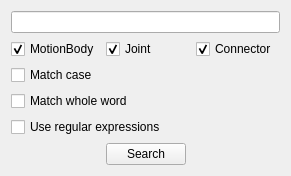
This is ui/SearchWindow.ui in thiess-cristian/TopologyMap as Qt 5 draws it before an edit. The edited form follows.
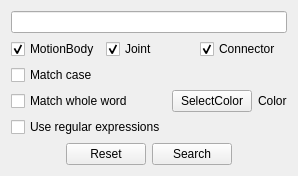
This is the edited form.

Commit message: added a reset button and a chagen highlight color for searches

The edit to the form file:
```diff
--- a/ui/SearchWindow.ui
+++ b/ui/SearchWindow.ui
@@ -14,27 +14,37 @@
    <string>Form</string>
   </property>
   <layout class="QGridLayout" name="gridLayout">
-   <item row="2" column="1">
+   <item row="0" column="0" colspan="4">
+    <widget class="QLineEdit" name="lineEdit"/>
+   </item>
+   <item row="4" column="1">
+    <widget class="QPushButton" name="pushButtonReset">
+     <property name="text">
+      <string>Reset</string>
+     </property>
+    </widget>
+   </item>
+   <item row="4" column="0">
+    <spacer name="horizontalSpacer">
+     <property name="orientation">
+      <enum>Qt::Horizontal</enum>
+     </property>
+     <property name="sizeHint" stdset="0">
+      <size>
+       <width>40</width>
+       <height>20</height>
+      </size>
+     </property>
+    </spacer>
+   </item>
+   <item row="4" column="2">
     <widget class="QPushButton" name="pushButtonSearch">
      <property name="text">
       <string>Search</string>
      </property>
     </widget>
    </item>
-   <item row="2" column="0">
-    <spacer name="horizontalSpacer">
-     <property name="orientation">
-      <enum>Qt::Horizontal</enum>
-     </property>
-     <property name="sizeHint" stdset="0">
-      <size>
-       <width>40</width>
-       <height>20</height>
-      </size>
-     </property>
-    </spacer>
-   </item>
-   <item row="2" column="2">
+   <item row="4" column="3">
     <spacer name="horizontalSpacer_2">
      <property name="orientation">
       <enum>Qt::Horizontal</enum>
@@ -47,63 +57,78 @@
      </property>
     </spacer>
    </item>
-   <item row="0" column="0" colspan="3">
-    <widget class="QLineEdit" name="lineEdit"/>
-   </item>
-   <item row="1" column="0" colspan="3">
-    <layout class="QVBoxLayout" name="verticalLayout">
+   <item row="2" column="0" colspan="4">
+    <layout class="QHBoxLayout" name="horizontalLayout">
      <item>
-      <layout class="QGridLayout" name="gridLayout_2">
-       <item row="0" column="1">
-        <widget class="QCheckBox" name="checkBoxJoint">
+      <layout class="QVBoxLayout" name="verticalLayout">
+       <item>
+        <widget class="QCheckBox" name="checkBoxMatchCase">
          <property name="text">
-          <string>Joint</string>
+          <string>Match case</string>
          </property>
-         <property name="checked">
-          <bool>true</bool>
-         </property>
         </widget>
        </item>
-       <item row="0" column="0">
-        <widget class="QCheckBox" name="checkBoxMotionBody">
+       <item>
+        <widget class="QCheckBox" name="checkBoxMatchWhole">
          <property name="text">
-          <string>MotionBody</string>
+          <string>Match whole word</string>
          </property>
-         <property name="checked">
-          <bool>true</bool>
-         </property>
         </widget>
        </item>
-       <item row="0" column="2">
-        <widget class="QCheckBox" name="checkBoxConnector">
+       <item>
+        <widget class="QCheckBox" name="checkBoxRegEx">
          <property name="text">
-          <string>Connector</string>
-         </property>
-         <property name="checked">
-          <bool>true</bool>
+          <string>Use regular expressions</string>
          </property>
         </widget>
        </item>
       </layout>
      </item>
      <item>
-      <widget class="QCheckBox" name="checkBoxMatchCase">
+      <widget class="QPushButton" name="pushButtonSelectColor">
        <property name="text">
-        <string>Match case</string>
+        <string>SelectColor</string>
        </property>
       </widget>
      </item>
      <item>
-      <widget class="QCheckBox" name="checkBoxMatchWhole">
+      <widget class="QLabel" name="labelColor">
        <property name="text">
-        <string>Match whole word</string>
+        <string>Color</string>
        </property>
       </widget>
      </item>
-     <item>
-      <widget class="QCheckBox" name="checkBoxRegEx">
+    </layout>
+   </item>
+   <item row="1" column="0" colspan="4">
+    <layout class="QGridLayout" name="gridLayout_2">
+     <item row="0" column="1">
+      <widget class="QCheckBox" name="checkBoxJoint">
        <property name="text">
-        <string>Use regular expressions</string>
+        <string>Joint</string>
+       </property>
+       <property name="checked">
+        <bool>true</bool>
+       </property>
+      </widget>
+     </item>
+     <item row="0" column="0">
+      <widget class="QCheckBox" name="checkBoxMotionBody">
+       <property name="text">
+        <string>MotionBody</string>
+       </property>
+       <property name="checked">
+        <bool>true</bool>
+       </property>
+      </widget>
+     </item>
+     <item row="0" column="2">
+      <widget class="QCheckBox" name="checkBoxConnector">
+       <property name="text">
+        <string>Connector</string>
+       </property>
+       <property name="checked">
+        <bool>true</bool>
        </property>
       </widget>
      </item>
```
The commit also changes 7 other files.
